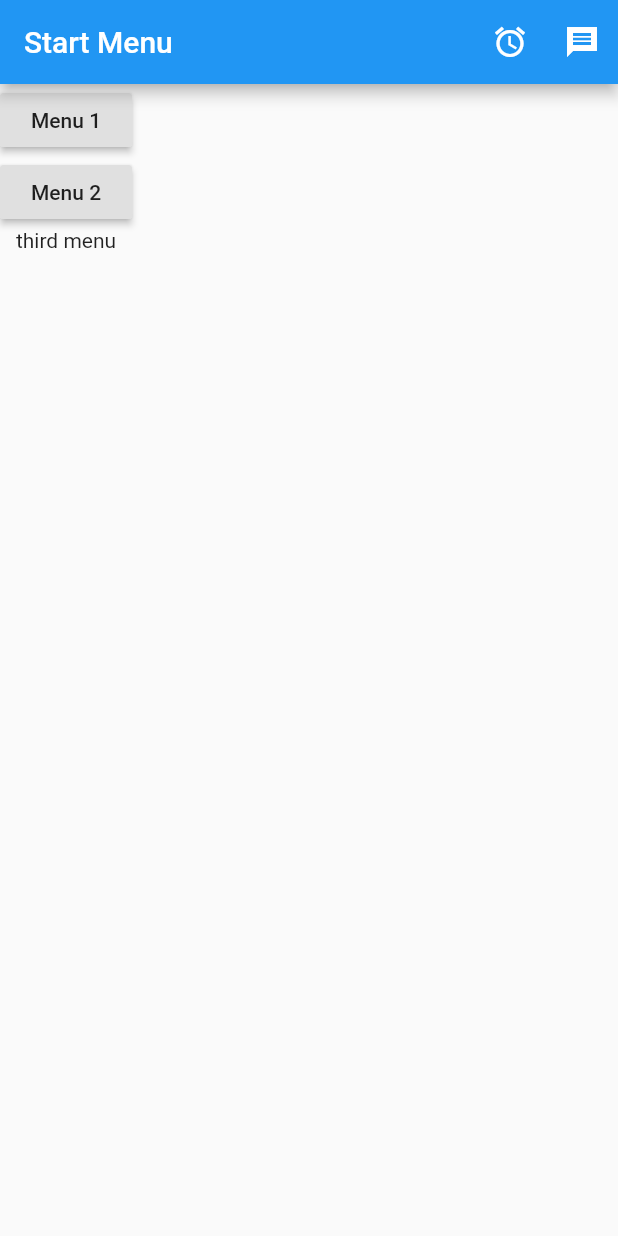
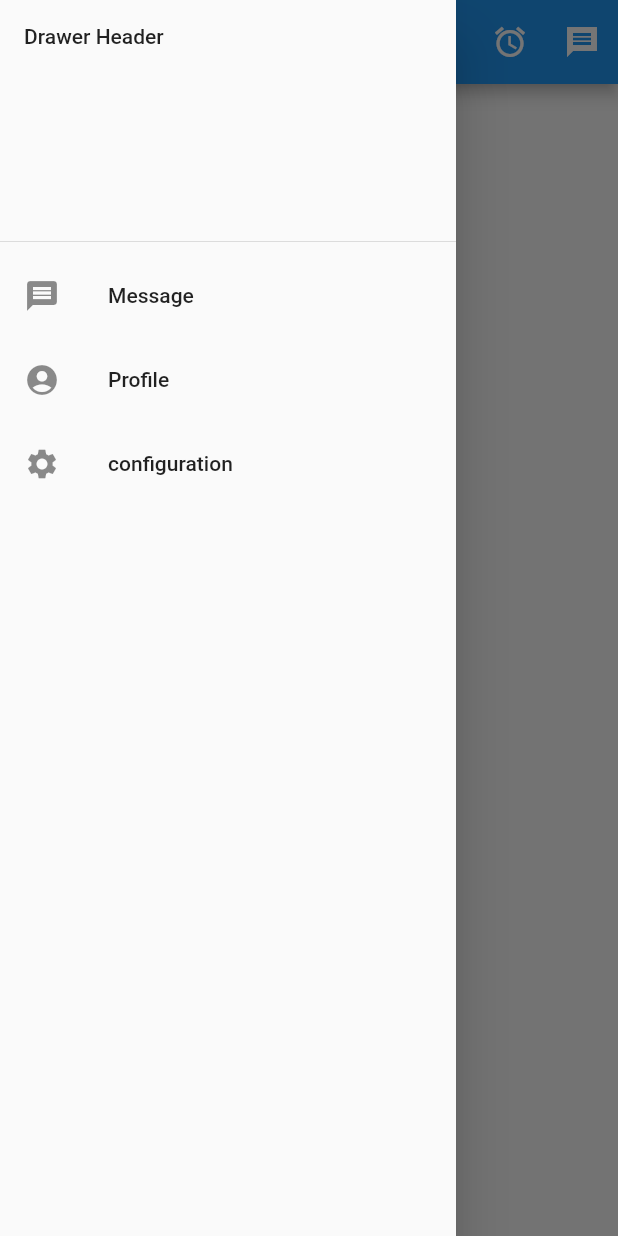
Before and after one commit to rohithaider/cmsc4303-lesson1, a Flutter app: the screen it shows after launch, with the side drawer open (before the commit the screen has no drawer), on a phone screen of 412 x 824 dp. Run offline on Flutter 3.47's test engine with Material 2 defaults, Android fonts, the phone set to English and light mode, and no system bars.

Commit message:
drawer of scaffold

```diff
--- a/lib/screen/start_screen.dart
+++ b/lib/screen/start_screen.dart
@@ -21,6 +21,27 @@ class StartScreen extends StatelessWidget {
               })
         ],
       ),
+      drawer: Drawer(
+        child: ListView(
+          children: [
+            DrawerHeader(
+              child: Text('Drawer Header'),
+            ),
+            ListTile(
+              leading: Icon(Icons.message),
+              title: Text('Message'),
+            ),
+            ListTile(
+              leading: Icon(Icons.account_circle),
+              title: Text('Profile'),
+            ),
+            ListTile(
+              leading: Icon(Icons.settings),
+              title: Text('configuration'),
+            )
+          ],
+        ),
+      ),
       body: Column(
         children: [
           RaisedButton(
```
